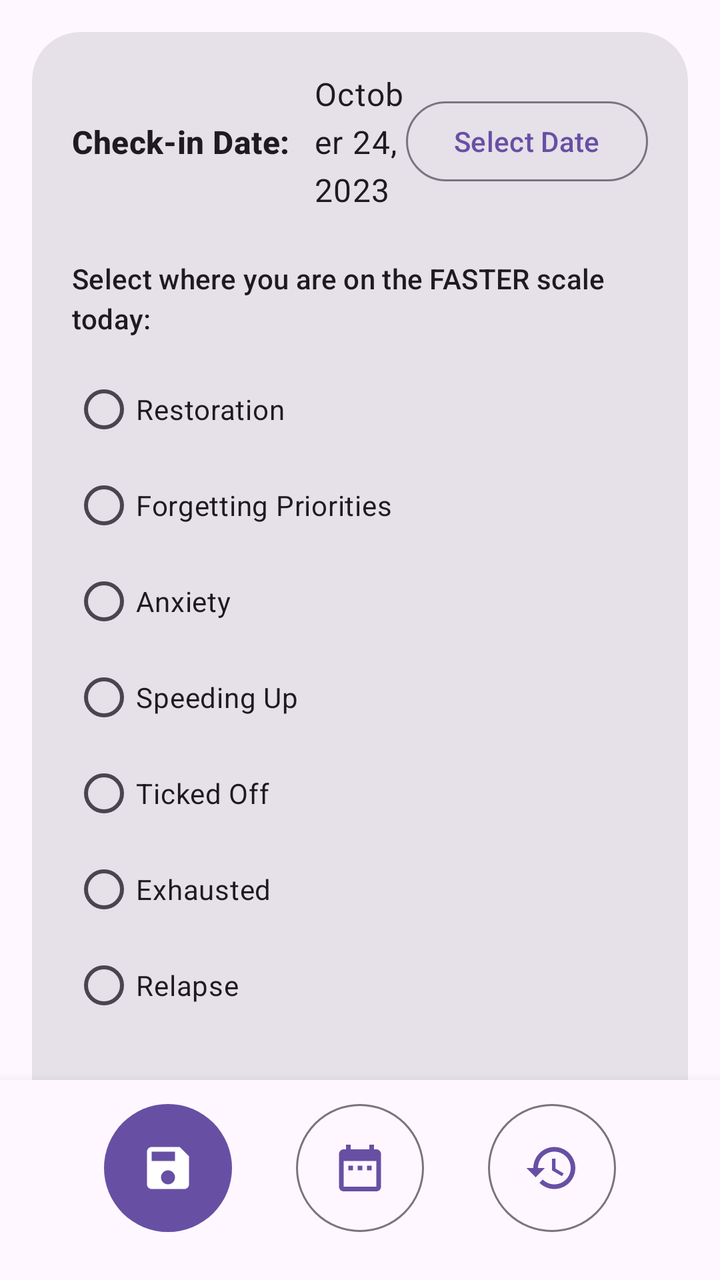
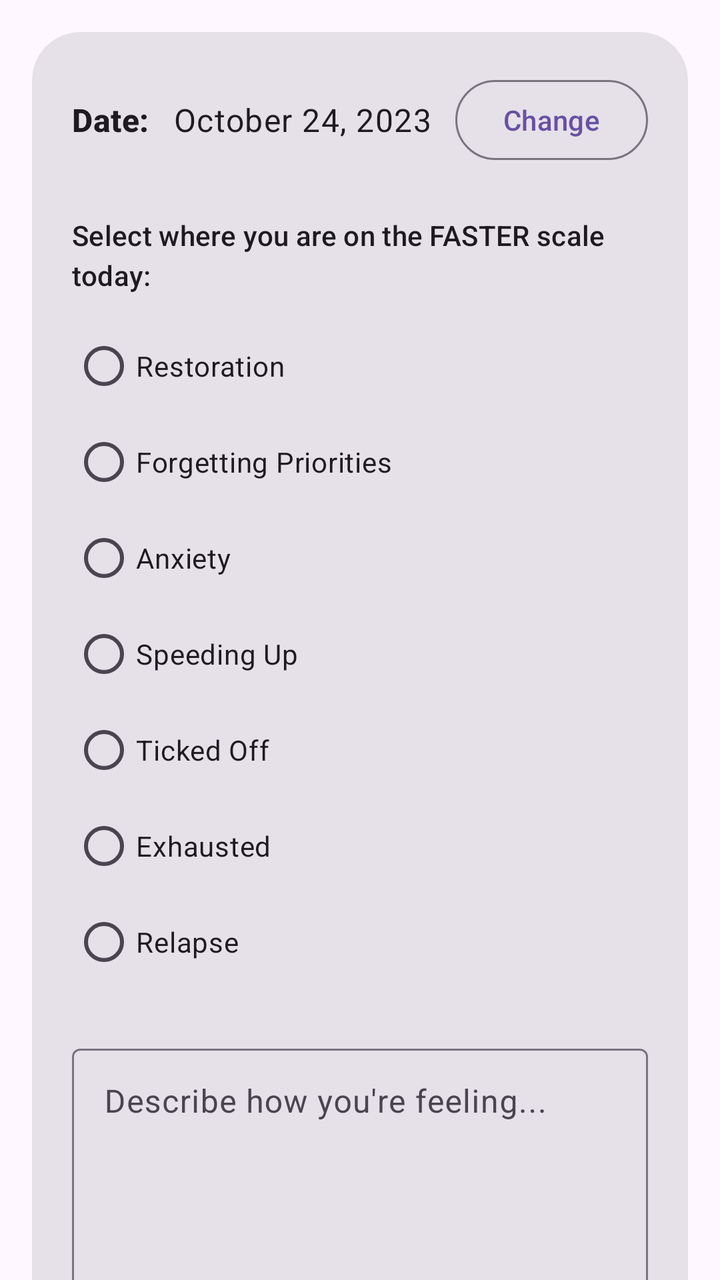

Compare the two renders of this Android layout. The source of the first and the diff that turns it into the second are given below.
<!-- AndroidManifest.xml: application theme Theme.MyApplication -->
<!-- res/layout/fragment_first.xml -->
<?xml version="1.0" encoding="utf-8"?>
<androidx.constraintlayout.widget.ConstraintLayout xmlns:android="http://schemas.android.com/apk/res/android"
    xmlns:app="http://schemas.android.com/apk/res-auto"
    xmlns:tools="http://schemas.android.com/tools"
    android:layout_width="match_parent"
    android:layout_height="match_parent"
    tools:context=".FirstFragment">

    <androidx.core.widget.NestedScrollView
        android:id="@+id/scrollview_content"
        android:layout_width="0dp"
        android:layout_height="0dp"
        android:clipToPadding="false"
        app:layout_constraintBottom_toTopOf="@id/layout_bottom_navigation"
        app:layout_constraintEnd_toEndOf="parent"
        app:layout_constraintStart_toStartOf="parent"
        app:layout_constraintTop_toTopOf="parent">

        <com.google.android.material.card.MaterialCardView
            style="?attr/materialCardViewFilledStyle"
            android:layout_width="match_parent"
            android:layout_height="wrap_content"
            android:layout_margin="16dp"
            app:cardCornerRadius="24dp"
            app:cardElevation="0dp">

            <androidx.constraintlayout.widget.ConstraintLayout
                android:layout_width="match_parent"
                android:layout_height="wrap_content"
                android:padding="20dp">

                <LinearLayout
                    android:id="@+id/layout_date_picker"
                    android:layout_width="match_parent"
                    android:layout_height="wrap_content"
                    android:gravity="center_vertical"
                    android:orientation="horizontal"
                    app:layout_constraintTop_toTopOf="parent">

                    <TextView
                        android:id="@+id/textview_date_label"
                        android:layout_width="wrap_content"
                        android:layout_height="wrap_content"
                        android:text="@string/label_date_selector"
                        android:textAppearance="?attr/textAppearanceTitleMedium"
                        android:textStyle="bold" />

                    <TextView
                        android:id="@+id/textview_selected_date"
                        android:layout_width="0dp"
                        android:layout_height="wrap_content"
                        android:layout_marginStart="12dp"
                        android:layout_weight="1"
                        android:text="October 24, 2023"
                        android:textAppearance="?attr/textAppearanceBodyLarge" />

                    <Button
                        android:id="@+id/button_pick_date"
                        style="?attr/materialButtonOutlinedStyle"
                        android:layout_width="wrap_content"
                        android:layout_height="wrap_content"
                        android:text="@string/button_change_date" />
                </LinearLayout>

                <TextView
                    android:id="@+id/textview_description_label"
                    android:layout_width="0dp"
                    android:layout_height="wrap_content"
                    android:layout_marginTop="24dp"
                    android:text="@string/faster_description"
                    android:textAppearance="?attr/textAppearanceTitleSmall"
                    app:layout_constraintEnd_toEndOf="parent"
                    app:layout_constraintStart_toStartOf="parent"
                    app:layout_constraintTop_toBottomOf="@id/layout_date_picker" />

                <RadioGroup
                    android:id="@+id/radiogroup_scale"
                    android:layout_width="0dp"
                    android:layout_height="wrap_content"
                    android:layout_marginTop="12dp"
                    app:layout_constraintEnd_toEndOf="parent"
                    app:layout_constraintStart_toStartOf="parent"
                    app:layout_constraintTop_toBottomOf="@id/textview_description_label">

                    <RadioButton
                        android:id="@+id/radio_restoration"
                        android:layout_width="match_parent"
                        android:layout_height="wrap_content"
                        android:text="@string/scale_restoration" />

                    <RadioButton
                        android:id="@+id/radio_forgetting"
                        android:layout_width="match_parent"
                        android:layout_height="wrap_content"
                        android:text="@string/scale_forgetting" />

                    <RadioButton
                        android:id="@+id/radio_anxiety"
                        android:layout_width="match_parent"
                        android:layout_height="wrap_content"
                        android:text="@string/scale_anxiety" />

                    <RadioButton
                        android:id="@+id/radio_speeding"
                        android:layout_width="match_parent"
                        android:layout_height="wrap_content"
                        android:text="@string/scale_speeding" />

                    <RadioButton
                        android:id="@+id/radio_ticked"
                        android:layout_width="match_parent"
                        android:layout_height="wrap_content"
                        android:text="@string/scale_ticked_off" />

                    <RadioButton
                        android:id="@+id/radio_exhausted"
                        android:layout_width="match_parent"
                        android:layout_height="wrap_content"
                        android:text="@string/scale_exhausted" />

                    <RadioButton
                        android:id="@+id/radio_relapse"
                        android:layout_width="match_parent"
                        android:layout_height="wrap_content"
                        android:text="@string/scale_relapse" />
                </RadioGroup>

                <com.google.android.material.textfield.TextInputLayout
                    android:id="@+id/textinputlayout_description"
                    style="@style/Widget.Material3.TextInputLayout.OutlinedBox"
                    android:layout_width="0dp"
                    android:layout_height="wrap_content"
                    android:layout_marginTop="24dp"
                    android:hint="@string/hint_description"
                    app:layout_constraintEnd_toEndOf="parent"
                    app:layout_constraintStart_toStartOf="parent"
                    app:layout_constraintTop_toBottomOf="@id/radiogroup_scale">

                    <com.google.android.material.textfield.TextInputEditText
                        android:id="@+id/edittext_description"
                        android:layout_width="match_parent"
                        android:layout_height="wrap_content"
                        android:gravity="top"
                        android:inputType="textMultiLine"
                        android:minLines="15" />
                </com.google.android.material.textfield.TextInputLayout>

            </androidx.constraintlayout.widget.ConstraintLayout>
        </com.google.android.material.card.MaterialCardView>
    </androidx.core.widget.NestedScrollView>

    <LinearLayout
        android:id="@+id/layout_bottom_navigation"
        android:layout_width="match_parent"
        android:layout_height="wrap_content"
        android:background="?android:attr/windowBackground"
        android:elevation="8dp"
        android:gravity="center"
        android:orientation="horizontal"
        android:paddingTop="12dp"
        android:paddingBottom="24dp"
        app:layout_constraintBottom_toBottomOf="parent"
        app:layout_constraintEnd_toEndOf="parent"
        app:layout_constraintStart_toStartOf="parent">

        <com.google.android.material.button.MaterialButton
            android:id="@+id/button_save"
            style="@style/Widget.Material3.Button"
            android:layout_width="64dp"
            android:layout_height="64dp"
            android:layout_marginEnd="32dp"
            android:insetLeft="0dp"
            android:insetTop="0dp"
            android:insetRight="0dp"
            android:insetBottom="0dp"
            android:padding="0dp"
            app:cornerRadius="32dp"
            app:icon="@drawable/ic_save"
            app:iconGravity="textStart"
            app:iconPadding="0dp"
            app:iconSize="28dp"
            android:contentDescription="@string/save_checkin" />

        <com.google.android.material.button.MaterialButton
            android:id="@+id/button_to_calendar"
            style="@style/Widget.Material3.Button.OutlinedButton"
            android:layout_width="64dp"
            android:layout_height="64dp"
            android:layout_marginEnd="32dp"
            android:insetLeft="0dp"
            android:insetTop="0dp"
            android:insetRight="0dp"
            android:insetBottom="0dp"
            android:padding="0dp"
            app:cornerRadius="32dp"
            app:icon="@drawable/ic_calendar"
            app:iconGravity="textStart"
            app:iconPadding="0dp"
            app:iconSize="28dp"
            android:contentDescription="@string/go_to_calendar" />

        <com.google.android.material.button.MaterialButton
            android:id="@+id/button_to_history"
            style="@style/Widget.Material3.Button.OutlinedButton"
            android:layout_width="64dp"
            android:layout_height="64dp"
            android:insetLeft="0dp"
            android:insetTop="0dp"
            android:insetRight="0dp"
            android:insetBottom="0dp"
            android:padding="0dp"
            app:cornerRadius="32dp"
            app:icon="@drawable/ic_history"
            app:iconGravity="textStart"
            app:iconPadding="0dp"
            app:iconSize="28dp"
            android:contentDescription="@string/go_to_history" />
    </LinearLayout>

</androidx.constraintlayout.widget.ConstraintLayout>
<!-- resources referenced by this layout -->
<resources>
  <!-- drawable ic_calendar (drawable) -->
  <vector xmlns:android="http://schemas.android.com/apk/res/android"
      android:width="24dp"
      android:height="24dp"
      android:viewportWidth="24"
      android:viewportHeight="24"
      android:tint="?attr/colorControlNormal">
      <path
          android:fillColor="@android:color/white"
          android:pathData="M19,4h-1V2h-2v2H8V2H6v2H5C3.89,4 3.01,4.9 3.01,6L3,20c0,1.1 0.89,2 2,2h14c1.1,0 2,-0.9 2,-2V6C21,4.9 20.1,4 19,4zM19,20H5V9h14V20zM7,11h2v2H7V11zM11,11h2v2h-2V11zM15,11h2v2h-2V11z"/>
  </vector>
  <!-- drawable ic_history (drawable) -->
  <vector xmlns:android="http://schemas.android.com/apk/res/android"
      android:width="24dp"
      android:height="24dp"
      android:viewportWidth="24"
      android:viewportHeight="24"
      android:tint="?attr/colorControlNormal">
      <path
          android:fillColor="@android:color/white"
          android:pathData="M13,3c-4.97,0 -9,4.03 -9,9H1l3.89,3.89 0.07,0.14L9,12H6c0,-3.87 3.13,-7 7,-7s7,3.13 7,7 -3.13,7 -7,7c-1.93,0 -3.68,-0.79 -4.94,-2.06l-1.42,1.42C8.27,19.99 10.51,21 13,21c4.97,0 9,-4.03 9,-9s-4.03,-9 -9,-9zM12,8v5l4.28,2.52 0.72,-1.19 -3.5,-2.08V8H12z"/>
  </vector>
  <!-- drawable ic_save (drawable) -->
  <vector xmlns:android="http://schemas.android.com/apk/res/android"
      android:width="24dp"
      android:height="24dp"
      android:viewportWidth="24"
      android:viewportHeight="24"
      android:tint="?attr/colorControlNormal">
      <path
          android:fillColor="@android:color/white"
          android:pathData="M17,3L5,3c-1.11,0 -2,0.9 -2,2v14c0,1.1 0.89,2 2,2h14c1.1,0 2,-0.9 2,-2L21,7l-4,-4zM12,19c-1.66,0 -3,-1.34 -3,-3s1.34,-3 3,-3 3,1.34 3,3 -1.34,3 -3,3zM15,9L5,9L5,5h10v4z"/>
  </vector>
  <string name="button_change_date">Select Date</string>
  <string name="faster_description">Select where you are on the FASTER scale today:</string>
  <string name="go_to_calendar">Go to Calendar</string>
  <string name="go_to_history">View History</string>
  <string name="hint_description">Describe how you\'re feeling...</string>
  <string name="label_date_selector">Check-in Date:</string>
  <string name="save_checkin">Save Check-in</string>
  <string name="scale_anxiety">Anxiety</string>
  <string name="scale_exhausted">Exhausted</string>
  <string name="scale_forgetting">Forgetting Priorities</string>
  <string name="scale_relapse">Relapse</string>
  <string name="scale_restoration">Restoration</string>
  <string name="scale_speeding">Speeding Up</string>
  <string name="scale_ticked_off">Ticked Off</string>
  <style name="Theme.MyApplication" parent="Base.Theme.MyApplication" />
  <style name="Base.Theme.MyApplication" parent="Theme.Material3.DayNight.NoActionBar">
          
          
      </style>
</resources>

<!-- the commit's change to res/layout/fragment_first.xml (unified diff, before → after) -->
@@ -11,7 +11,7 @@
         android:layout_width="0dp"
         android:layout_height="0dp"
         android:clipToPadding="false"
-        app:layout_constraintBottom_toTopOf="@id/layout_bottom_navigation"
+        app:layout_constraintBottom_toBottomOf="parent"
         app:layout_constraintEnd_toEndOf="parent"
         app:layout_constraintStart_toStartOf="parent"
         app:layout_constraintTop_toTopOf="parent">
@@ -142,79 +142,50 @@
                         android:layout_height="wrap_content"
                         android:gravity="top"
                         android:inputType="textMultiLine"
-                        android:minLines="15" />
+                        android:minLines="12" />
                 </com.google.android.material.textfield.TextInputLayout>
+
+                <com.google.android.material.button.MaterialButton
+                    android:id="@+id/button_save"
+                    style="@style/Widget.Material3.Button"
+                    android:layout_width="match_parent"
+                    android:layout_height="64dp"
+                    android:layout_marginTop="24dp"
+                    android:text="@string/save_checkin"
+                    app:icon="@drawable/ic_save"
+                    app:iconGravity="textStart"
+                    app:iconSize="24dp"
+                    app:layout_constraintTop_toBottomOf="@id/textinputlayout_description" />
+
+                <LinearLayout
+                    android:id="@+id/layout_navigation_buttons"
+                    android:layout_width="match_parent"
+                    android:layout_height="wrap_content"
+                    android:layout_marginTop="16dp"
+                    android:orientation="horizontal"
+                    app:layout_constraintTop_toBottomOf="@id/button_save">
+
+                    <com.google.android.material.button.MaterialButton
+                        android:id="@+id/button_to_calendar"
+                        style="@style/Widget.Material3.Button.TextButton"
+                        android:layout_width="0dp"
+                        android:layout_height="wrap_content"
+                        android:layout_weight="1"
+                        android:text="@string/go_to_calendar"
+                        app:icon="@drawable/ic_calendar" />
+
+                    <com.google.android.material.button.MaterialButton
+                        android:id="@+id/button_to_history"
+                        style="@style/Widget.Material3.Button.TextButton"
+                        android:layout_width="0dp"
+                        android:layout_height="wrap_content"
+                        android:layout_weight="1"
+                        android:text="@string/go_to_history"
+                        app:icon="@drawable/ic_history" />
+                </LinearLayout>
 
             </androidx.constraintlayout.widget.ConstraintLayout>
         </com.google.android.material.card.MaterialCardView>
     </androidx.core.widget.NestedScrollView>
 
-    <LinearLayout
-        android:id="@+id/layout_bottom_navigation"
-        android:layout_width="match_parent"
-        android:layout_height="wrap_content"
-        android:background="?android:attr/windowBackground"
-        android:elevation="8dp"
-        android:gravity="center"
-        android:orientation="horizontal"
-        android:paddingTop="12dp"
-        android:paddingBottom="24dp"
-        app:layout_constraintBottom_toBottomOf="parent"
-        app:layout_constraintEnd_toEndOf="parent"
-        app:layout_constraintStart_toStartOf="parent">
-
-        <com.google.android.material.button.MaterialButton
-            android:id="@+id/button_save"
-            style="@style/Widget.Material3.Button"
-            android:layout_width="64dp"
-            android:layout_height="64dp"
-            android:layout_marginEnd="32dp"
-            android:insetLeft="0dp"
-            android:insetTop="0dp"
-            android:insetRight="0dp"
-            android:insetBottom="0dp"
-            android:padding="0dp"
-            app:cornerRadius="32dp"
-            app:icon="@drawable/ic_save"
-            app:iconGravity="textStart"
-            app:iconPadding="0dp"
-            app:iconSize="28dp"
-            android:contentDescription="@string/save_checkin" />
-
-        <com.google.android.material.button.MaterialButton
-            android:id="@+id/button_to_calendar"
-            style="@style/Widget.Material3.Button.OutlinedButton"
-            android:layout_width="64dp"
-            android:layout_height="64dp"
-            android:layout_marginEnd="32dp"
-            android:insetLeft="0dp"
-            android:insetTop="0dp"
-            android:insetRight="0dp"
-            android:insetBottom="0dp"
-            android:padding="0dp"
-            app:cornerRadius="32dp"
-            app:icon="@drawable/ic_calendar"
-            app:iconGravity="textStart"
-            app:iconPadding="0dp"
-            app:iconSize="28dp"
-            android:contentDescription="@string/go_to_calendar" />
-
-        <com.google.android.material.button.MaterialButton
-            android:id="@+id/button_to_history"
-            style="@style/Widget.Material3.Button.OutlinedButton"
-            android:layout_width="64dp"
-            android:layout_height="64dp"
-            android:insetLeft="0dp"
-            android:insetTop="0dp"
-            android:insetRight="0dp"
-            android:insetBottom="0dp"
-            android:padding="0dp"
-            app:cornerRadius="32dp"
-            app:icon="@drawable/ic_history"
-            app:iconGravity="textStart"
-            app:iconPadding="0dp"
-            app:iconSize="28dp"
-            android:contentDescription="@string/go_to_history" />
-    </LinearLayout>
-
 </androidx.constraintlayout.widget.ConstraintLayout>
<!-- resource entries referenced after the edit -->
@@ -33,12 +33,12 @@
           android:fillColor="@android:color/white"
           android:pathData="M17,3L5,3c-1.11,0 -2,0.9 -2,2v14c0,1.1 0.89,2 2,2h14c1.1,0 2,-0.9 2,-2L21,7l-4,-4zM12,19c-1.66,0 -3,-1.34 -3,-3s1.34,-3 3,-3 3,1.34 3,3 -1.34,3 -3,3zM15,9L5,9L5,5h10v4z"/>
   </vector>
-  <string name="button_change_date">Select Date</string>
+  <string name="button_change_date">Change</string>
   <string name="faster_description">Select where you are on the FASTER scale today:</string>
   <string name="go_to_calendar">Go to Calendar</string>
   <string name="go_to_history">View History</string>
   <string name="hint_description">Describe how you\'re feeling...</string>
-  <string name="label_date_selector">Check-in Date:</string>
+  <string name="label_date_selector">Date:</string>
   <string name="save_checkin">Save Check-in</string>
   <string name="scale_anxiety">Anxiety</string>
   <string name="scale_exhausted">Exhausted</string>
